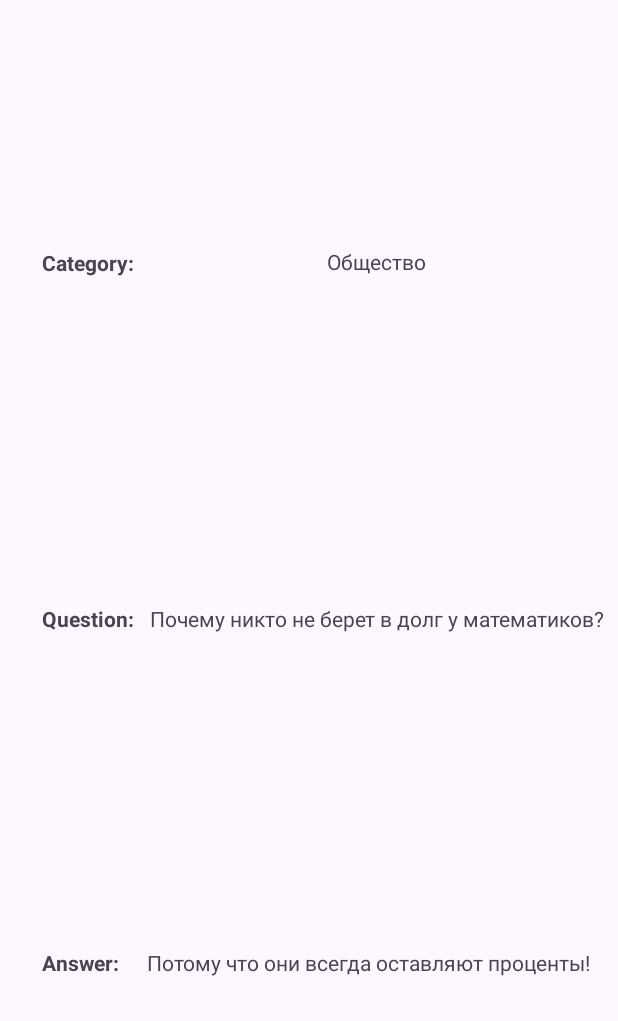
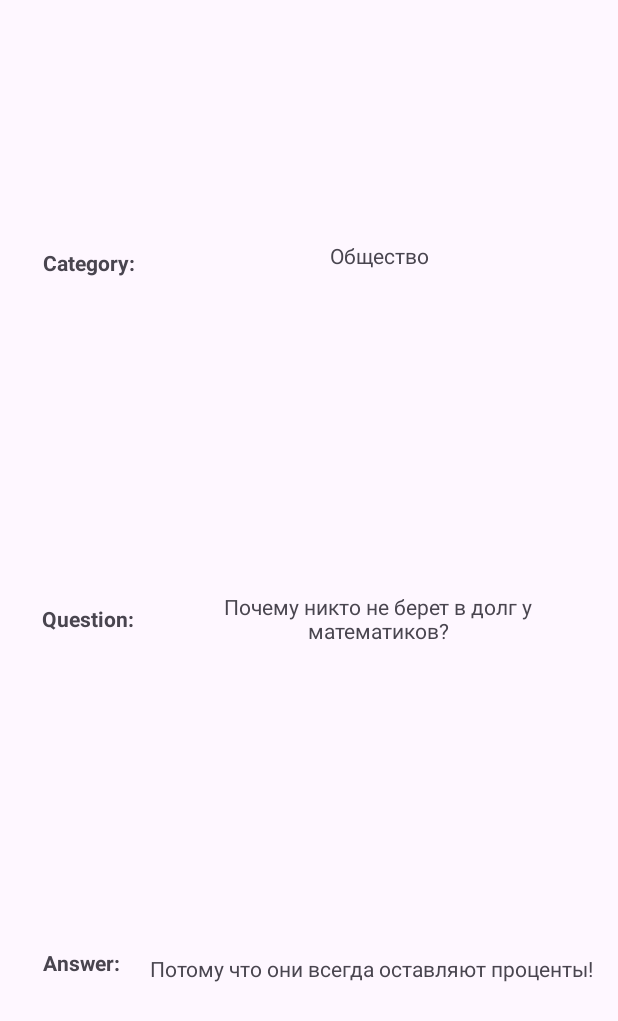
Before and after one commit to aka-iriska/TBankCourse, an Android app: the screen it shows after launch (JokeDetailsActivity), after a tap on "Общество", on a phone screen of 412 x 824 dp. Shown: the top 1021 px of the screen. Run offline under Robolectric (Android 15) with nearby library versions, the phone set to English and light mode, and no system bars.

Commit message:
Added new screen * detailed view of every joke

```diff
--- a/app/src/main/AndroidManifest.xml
+++ b/app/src/main/AndroidManifest.xml
@@ -18,7 +18,7 @@
             android:label="@string/title_activity_joke_details"
             android:theme="@style/Theme.DulinaProject" />
         <activity
-            android:name=".ui.jokeList.JokeListActivity"
+            android:name=".ui.jokeList.MainActivity"
             android:exported="true">
             <intent-filter>
                 <action android:name="android.intent.action.MAIN" />
--- a/app/src/main/java/com/example/dulinaproject/ui/jokeDetails/JokeDetailsActivity.kt
+++ b/app/src/main/java/com/example/dulinaproject/ui/jokeDetails/JokeDetailsActivity.kt
@@ -3,26 +3,30 @@ package com.example.dulinaproject.ui.jokeDetails
 import android.content.Context
 import android.content.Intent
 import android.os.Bundle
+import android.util.Log
 import android.widget.Toast
 import androidx.appcompat.app.AppCompatActivity
-import androidx.lifecycle.ViewModelProvider
 import com.example.dulinaproject.data.Joke
+import com.example.dulinaproject.data.JokeData
 import com.example.dulinaproject.databinding.ActivityJokeDetailsBinding
 
 class JokeDetailsActivity : AppCompatActivity() {
 
     private lateinit var binding: ActivityJokeDetailsBinding
 
-    private lateinit var jokeDetailsListViewModel: JokeDetailsViewModel
+    val data = JokeData.data
+
+    private var jokePosition: Int = -1
 
     // правило открытия activity
     companion object {
-        private const val JOKE_POSITION_EXTRA_DEFAULT_VALUE: Int = -1
+
         private const val JOKE_POSITION_EXTRA = "JOKE_POSITION"
 
         fun getInstance(context: Context, jokePosition: Int): Intent {
             return Intent(context, JokeDetailsActivity::class.java).apply {
                 putExtra(JOKE_POSITION_EXTRA, jokePosition)
+                Log.d("position", jokePosition.toString())
             }
         }
     }
@@ -32,30 +36,20 @@ class JokeDetailsActivity : AppCompatActivity() {
         binding = ActivityJokeDetailsBinding.inflate(layoutInflater)
         setContentView(binding.root)
 
-        initViewModel()
         handleExtra()
     }
 
-    private fun initViewModel() {
-        val factory = JokeDetailsViewModelFactory()
-        jokeDetailsListViewModel =
-            ViewModelProvider(this, factory)[JokeDetailsViewModel::class.java]
+    private fun handleExtra() {
+        jokePosition = intent.getIntExtra(JOKE_POSITION_EXTRA, -1)
 
-        jokeDetailsListViewModel.joke.observe(this) {
-            showJokeInfo(it)
-        }
-        jokeDetailsListViewModel.error.observe(this) {
-            errorCloseScreen(it)
+        if (jokePosition == -1) {
+            handleError()
+        } else {
+            setupJokeData(data[jokePosition])
         }
     }
 
-    private fun handleExtra() {
-        val jokePosition =
-            intent.getIntExtra(JOKE_POSITION_EXTRA, JOKE_POSITION_EXTRA_DEFAULT_VALUE)
-        jokeDetailsListViewModel.loadJokeDetailsData(jokePosition)
-    }
-
-    private fun showJokeInfo(joke: Joke) {
+    private fun setupJokeData(joke: Joke) {
         with(binding) {
             jokeDetailsPreciseCategory.text = joke.category
             jokeDetailsPreciseQuestion.text = joke.question
@@ -63,9 +57,8 @@ class JokeDetailsActivity : AppCompatActivity() {
         }
     }
 
-    private fun errorCloseScreen(errorMessage: String) {
-        Toast.makeText(this, errorMessage, Toast.LENGTH_LONG).show()
+    private fun handleError() {
+        Toast.makeText(this, "Invalid data", Toast.LENGTH_LONG).show()
         finish()
     }
-
 }
--- /dev/null
+++ b/app/src/main/java/com/example/dulinaproject/ui/jokeList/MainActivity.kt
@@ -0,0 +1,38 @@
+package com.example.dulinaproject.ui.jokeList
+
+import android.os.Bundle
+import androidx.appcompat.app.AppCompatActivity
+import androidx.recyclerview.widget.LinearLayoutManager
+import com.example.dulinaproject.data.JokeData
+import com.example.dulinaproject.databinding.ActivityMainBinding
+import com.example.dulinaproject.ui.jokeDetails.JokeDetailsActivity
+import com.example.dulinaproject.ui.jokeList.recycler.adapter.JokeListAdapter
+import com.example.dulinaproject.ui.jokeList.recycler.util.JokeItemDiffCallback
+
+
+class MainActivity : AppCompatActivity() {
+
+    private lateinit var binding: ActivityMainBinding
+
+    private val adapter by lazy {
+        JokeListAdapter(JokeItemDiffCallback()) {
+            startActivity(JokeDetailsActivity.getInstance(this, it))
+        }
+    }
+
+    private val data = JokeData.data
+
+    override fun onCreate(savedInstanceState: Bundle?) {
+        super.onCreate(savedInstanceState)
+        binding = ActivityMainBinding.inflate(layoutInflater)
+        setContentView(binding.root)
+
+        initRecyclerView()
+    }
+
+    private fun initRecyclerView() {
+        adapter.submitList(data)
+        binding.jokesRecyclerView.adapter = adapter
+        binding.jokesRecyclerView.layoutManager = LinearLayoutManager(this)
+    }
+}
--- a/app/src/main/java/com/example/dulinaproject/ui/jokeList/recycler/adapter/JokeListAdapter.kt
+++ b/app/src/main/java/com/example/dulinaproject/ui/jokeList/recycler/adapter/JokeListAdapter.kt
@@ -29,6 +29,7 @@ class JokeListAdapter(
 
     }
 
+
     override fun getItemCount(): Int = currentList.size
 
     // вызывается при скроллинге
--- a/app/src/main/res/layout/activity_joke_details.xml
+++ b/app/src/main/res/layout/activity_joke_details.xml
@@ -5,7 +5,10 @@
     android:id="@+id/main"
     android:layout_width="match_parent"
     android:layout_height="match_parent"
-    android:layout_margin="10dp"
+    android:layout_marginStart="10dp"
+    android:layout_marginTop="10dp"
+    android:layout_marginEnd="10dp"
+    android:layout_marginBottom="10dp"
     tools:context=".ui.jokeDetails.JokeDetailsActivity">
 
     <TextView
@@ -14,7 +17,7 @@
         android:layout_height="wrap_content"
         android:layout_marginStart="28dp"
         android:layout_marginBottom="48dp"
-        android:text="@string/category_joke_details"
+        android:text="Category: "
         android:textAlignment="center"
         android:textStyle="bold"
         app:layout_constraintBottom_toTopOf="@id/jokeDetailsQuestion"
@@ -27,7 +30,7 @@
         android:layout_width="wrap_content"
         android:layout_height="wrap_content"
         android:layout_marginStart="28dp"
-        android:text="@string/question_joke_details"
+        android:text="Question: "
         android:textAlignment="center"
         android:textStyle="bold"
         app:layout_constraintBottom_toBottomOf="parent"
@@ -40,7 +43,7 @@
         android:layout_height="wrap_content"
         android:layout_marginStart="28dp"
         android:layout_marginTop="50dp"
-        android:text="@string/answer_joke_details"
+        android:text="Answer: "
         android:textAlignment="center"
         android:textStyle="bold"
         app:layout_constraintBottom_toBottomOf="parent"
--- a/app/src/main/res/layout/activity_main.xml
+++ b/app/src/main/res/layout/activity_main.xml
@@ -9,7 +9,7 @@
     android:layout_marginTop="10dp"
     android:layout_marginEnd="10dp"
     android:layout_marginBottom="10dp"
-    tools:context=".ui.jokeList.JokeListActivity">
+    tools:context=".ui.jokeList.MainActivity">
 
     <androidx.recyclerview.widget.RecyclerView
         android:id="@+id/jokesRecyclerView"
--- a/app/src/main/res/values/strings.xml
+++ b/app/src/main/res/values/strings.xml
@@ -1,7 +1,4 @@
 <resources>
     <string name="app_name">DulinaProject</string>
     <string name="title_activity_joke_details">JokeDetailsActivity</string>
-    <string name="answer_joke_details">Answer:</string>
-    <string name="question_joke_details">Question:</string>
-    <string name="category_joke_details">Category:</string>
 </resources>
```
Also changed, not shown: app/build.gradle.kts (+23 -0 lines).
